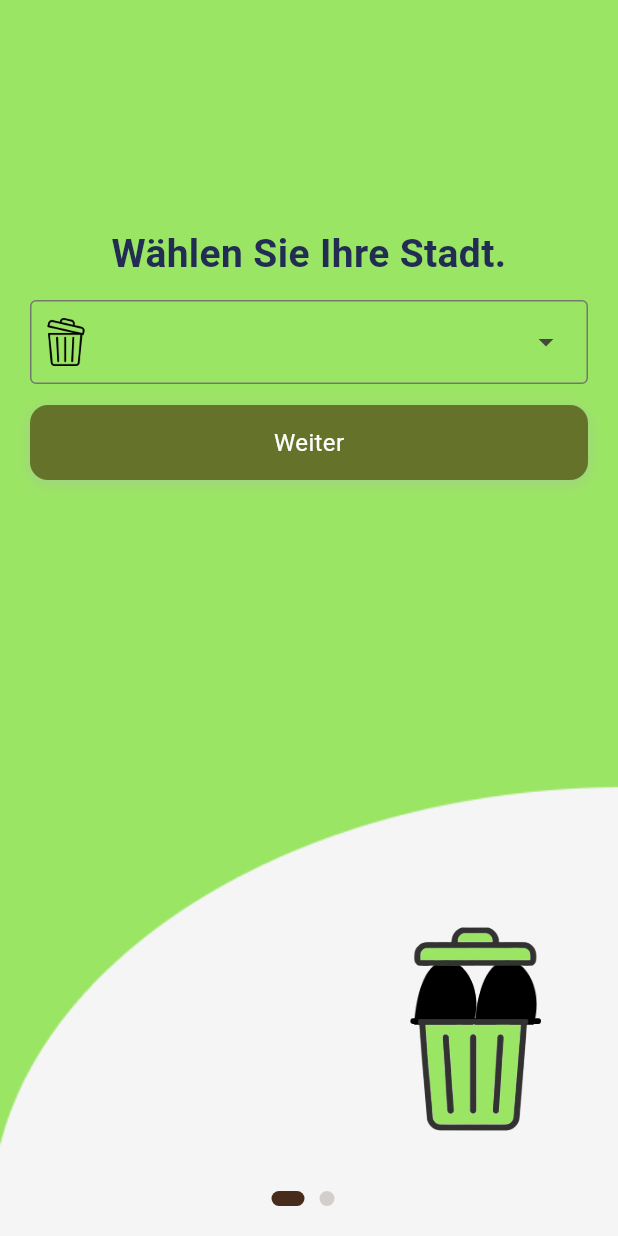
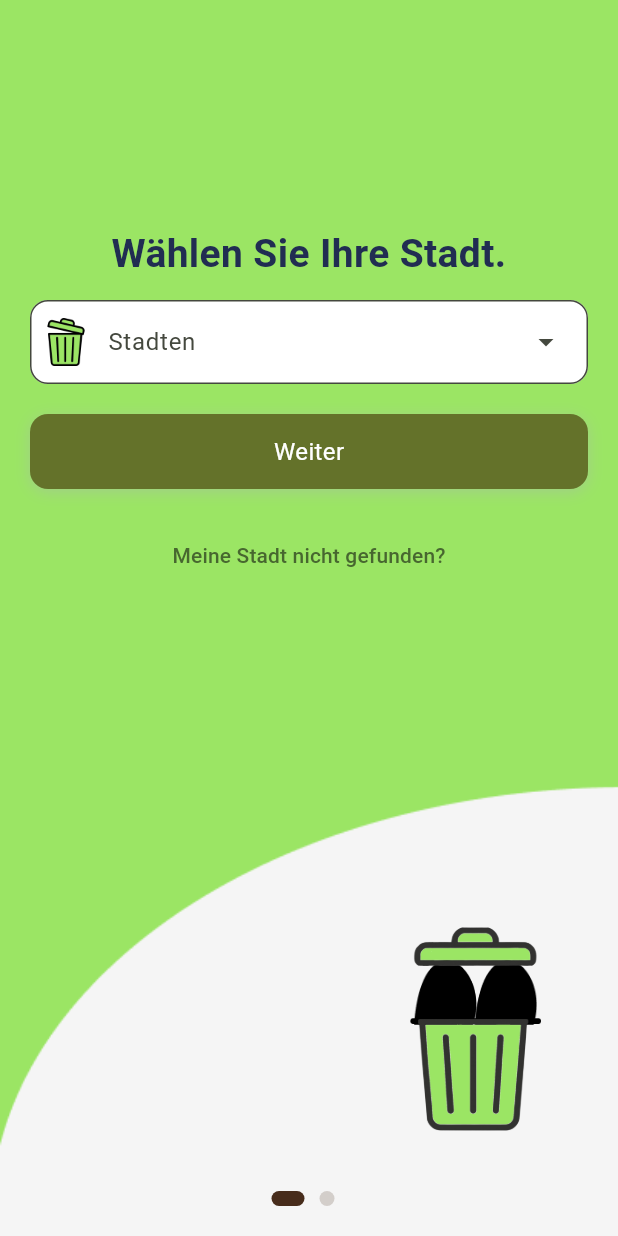
Before and after one commit to mrkaplan0/dermuell, a Flutter app: the screen it shows after launch, on a phone screen of 412 x 824 dp. Run offline on Flutter 3.47's test engine with Material 3 defaults, Android fonts, the phone set to English and light mode, and no system bars; drawn by our look-alikes of flutter_animate; our stand-ins replace dio, flutter_riverpod, flutter_secure_storage, table_calendar.

Commit message:
adress selection

```diff
--- /dev/null
+++ b/lib/const/cities.dart
@@ -0,0 +1,15 @@
+const cities_coe = [
+  {"id": 1584241, "name": "Ascheberg", "region": "coe"},
+  {"id": 1584523, "name": "Billerbeck"},
+  {"id": 1584698, "name": "Coesfeld"},
+  {"id": 1631971, "name": "Dülmen"},
+  {"id": 1585879, "name": "Havixbeck"},
+  {"id": 1585986, "name": "Lüdinghausen"},
+  {"id": 1586325, "name": "Nordkirchen"},
+  {"id": 1586570, "name": "Nottuln"},
+  {"id": 1592158, "name": "Olfen"},
+  {"id": 1587070, "name": "Rosendahl"},
+  {"id": 1587284, "name": "Senden"},
+];
+
+const cities_nuernberg = [];
--- a/lib/pages/address/select_address.dart
+++ b/lib/pages/address/select_address.dart
@@ -12,7 +12,13 @@ class SelectAddress extends ConsumerStatefulWidget {
 
 class _SelectAddressState extends ConsumerState<SelectAddress> {
   PageController controller = PageController();
+  TextEditingController cityEditingController = TextEditingController();
+  TextEditingController streetEditingController = TextEditingController();
+  TextEditingController hNumberEditingController = TextEditingController();
+  FocusNode cityFocusNode = FocusNode();
+  FocusNode streetFocusNode = FocusNode();
   int currentPage = 0;
+  String? city, street, houseNumber;
 
   @override
   void initState() {
@@ -25,20 +31,149 @@ class _SelectAddressState extends ConsumerState<SelectAddress> {
   }
 
   @override
+  void dispose() {
+    cityEditingController.dispose();
+    controller.dispose();
+    super.dispose();
+  }
+
+  @override
   Widget build(BuildContext context) {
+    Size size = MediaQuery.of(context).size;
     return Scaffold(
       body: PageView(
         controller: controller,
         children: [
+          // First Page
           AddressSelectionTemplate(
             activePage: currentPage,
             title: "Wählen Sie Ihre Stadt.",
             imagePath: "assets/images/bg1.png",
+            mainWidget: Column(
+              spacing: 20,
+              children: [
+                DropdownMenu<String>(
+                  controller: cityEditingController,
+                  focusNode: cityFocusNode,
+                  requestFocusOnTap: true,
+                  width: size.width - 40,
+                  enableFilter: true,
+                  hintText: "Stadten",
+                  inputDecorationTheme: InputDecorationTheme(
+                    filled: true,
+                    fillColor: Colors.white,
+                    border: OutlineInputBorder(
+                      borderRadius: BorderRadius.circular(12.0),
+                    ),
+                  ),
+                  leadingIcon: Padding(
+                    padding: const EdgeInsets.all(8.0),
+                    child: Image.asset(
+                      "assets/images/logo.png",
+                      width: 10,
+                      height: 10,
+                    ),
+                  ),
+                  dropdownMenuEntries: [
+                    DropdownMenuEntry(value: 'Nürnberg', label: 'Nürnberg'),
+                    DropdownMenuEntry(value: 'Coesfeld', label: 'Coesfeld'),
+                    DropdownMenuEntry(value: 'Aachen', label: 'Aachen'),
+                  ],
+                  onSelected: (value) {
+                    city = value;
+                    cityFocusNode.unfocus();
+                    print("Seçilen: $value");
+                  },
+                ),
+
+                PrimaryButton(
+                  text: "Weiter",
+                  onPressed: () {
+                    controller.nextPage(
+                      duration: Duration(milliseconds: 300),
+                      curve: Curves.easeInOut,
+                    );
+                  },
+                ),
+
+                TextButton(
+                  onPressed: () {},
+                  child: Text("Meine Stadt nicht gefunden?"),
+                ),
+              ],
+            ),
           ),
+
+          // SECOND PAGE
           AddressSelectionTemplate(
             activePage: currentPage,
             title: "Wählen Sie Ihre Straße.",
             imagePath: "assets/images/bg2.png",
+            mainWidget: Column(
+              spacing: 20,
+              children: [
+                DropdownMenu<String>(
+                  controller: streetEditingController,
+                  focusNode: streetFocusNode,
+                  requestFocusOnTap: true,
+                  width: size.width - 40,
+                  enableFilter: true,
+                  hintText: "Straße",
+                  inputDecorationTheme: InputDecorationTheme(
+                    filled: true,
+                    fillColor: Colors.white,
+                    border: OutlineInputBorder(
+                      borderRadius: BorderRadius.circular(12.0),
+                    ),
+                  ),
+                  leadingIcon: Padding(
+                    padding: const EdgeInsets.all(8.0),
+                    child: Image.asset(
+                      "assets/images/logo.png",
+                      width: 10,
+                      height: 10,
+                    ),
+                  ),
+                  dropdownMenuEntries: [
+                    DropdownMenuEntry(value: 'Nürnberg', label: 'Nürnberg'),
+                    DropdownMenuEntry(value: 'Coesfeld', label: 'Coesfeld'),
+                    DropdownMenuEntry(value: 'Aachen', label: 'Aachen'),
+                  ],
+                  onSelected: (value) {
+                    street = value;
+                    streetFocusNode.unfocus();
+                    print("Seçilen: $value");
+                  },
+                ),
+
+                TextFormField(
+                  controller: hNumberEditingController,
+                  decoration: InputDecoration(
+                    prefixIcon: Padding(
+                      padding: const EdgeInsets.all(8.0),
+                      child: Image.asset(
+                        "assets/images/logo.png",
+                        width: 10,
+                        height: 10,
+                      ),
+                    ),
+                    hintText: "Hausnummer",
+                    border: OutlineInputBorder(
+                      borderRadius: BorderRadius.circular(12.0),
+                    ),
+                    filled: true,
+                    fillColor: Colors.white,
+                  ),
+                ),
+
+                PrimaryButton(
+                  text: "Weiter",
+                  onPressed: () {
+                    // Navigate to next page or perform action
+                  },
+                ),
+              ],
+            ),
           ),
         ],
       ),
@@ -50,12 +185,14 @@ class AddressSelectionTemplate extends StatefulWidget {
   final int activePage;
   final String imagePath;
   final String title;
+  final Widget mainWidget;
 
   AddressSelectionTemplate({
     super.key,
     required this.activePage,
     required this.imagePath,
     required this.title,
+    required this.mainWidget,
   });
 
   @override
@@ -64,17 +201,6 @@ class AddressSelectionTemplate extends StatefulWidget {
 }
 
 class _AddressSelectionTemplateState extends State<AddressSelectionTemplate> {
-  final _formKey = GlobalKey<FormState>();
-  TextEditingController controller = TextEditingController();
-
-  String? _selectedValue;
-
-  @override
-  void dispose() {
-    controller.dispose();
-    super.dispose();
-  }
-
   @override
   Widget build(BuildContext context) {
     Size size = MediaQuery.of(context).size;
@@ -105,48 +231,12 @@ class _AddressSelectionTemplateState extends State<AddressSelectionTemplate> {
               ),
             ),
           ),
-          Positioned(
-            top: 200,
-            left: 20,
-            right: 20,
-            child: DropdownMenu<String>(
-              controller: controller,
-              requestFocusOnTap: true,
-              width: size.width - 40,
-              enableFilter: true,
-              leadingIcon: Padding(
-                padding: const EdgeInsets.all(8.0),
-                child: Image.asset(
-                  "assets/images/logo.png",
-                  width: 10,
-                  height: 10,
-                ),
-              ),
-              dropdownMenuEntries: [
-                DropdownMenuEntry(value: 'Nürnberg', label: 'Nürnberg'),
-                DropdownMenuEntry(value: 'Coesfeld', label: 'Coesfeld'),
-                DropdownMenuEntry(value: 'Aachen', label: 'Aachen'),
-              ],
-              onSelected: (value) {
-                print("Seçilen: $value");
-              },
-            ),
-          ),
+          Positioned(top: 200, left: 20, right: 20, child: widget.mainWidget),
+
           Positioned(
             bottom: 20,
             left: size.width * 0.5 - 25,
             child: PageIndicator(activePage: widget.activePage),
-          ),
-          Positioned(
-            top: 270,
-            left: 20,
-            right: 20,
-            child: PrimaryButton(
-              text: "Weiter",
-              onPressed: () {
-                // Navigate to next page or perform action
-              },
-            ),
           ),
           Positioned(bottom: 70, right: 20, child: BinWithEyes(size: 150)),
         ],
```
